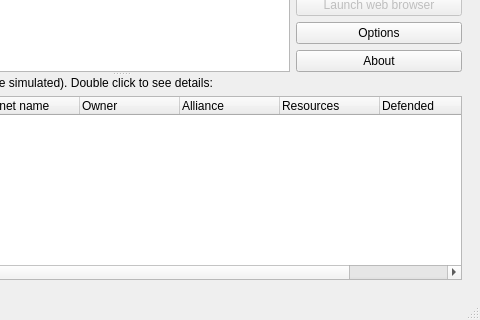
Old version of the form ogbot/src/ui/MainWindow.ui in the repository kovan/kovans-ogbot; both pictures show x 239 to 719 and y 222 to 542 of the 719 by 542 pixel window.
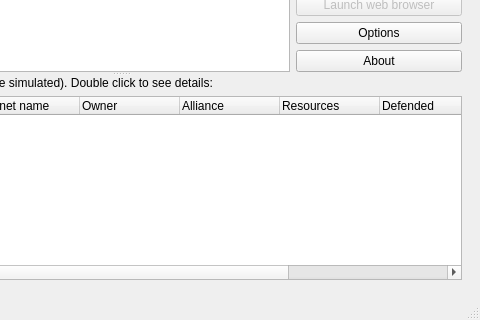
New version of the form. Icons and pictures are not drawn.

Diff of the .ui file:
```diff
--- a/ogbot/src/ui/MainWindow.ui
+++ b/ogbot/src/ui/MainWindow.ui
@@ -652,6 +652,11 @@
                 <string>Mine levels</string>
                </property>
               </column>
+              <column>
+               <property name="text" >
+                <string>Source planet</string>
+               </property>
+              </column>
              </widget>
             </item>
            </layout>
```
